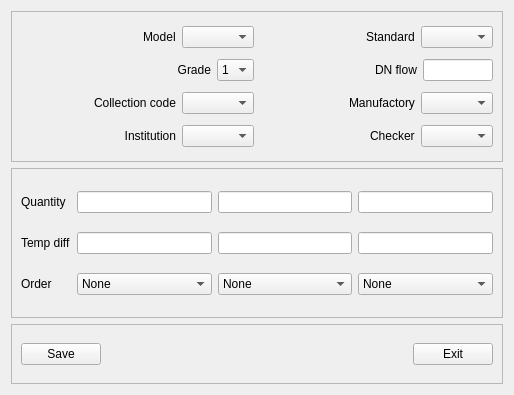
This is source/cmbverify/cmbparam.ui in flimmy78/qtverify as Qt 5 draws it before an edit. The edited form follows.
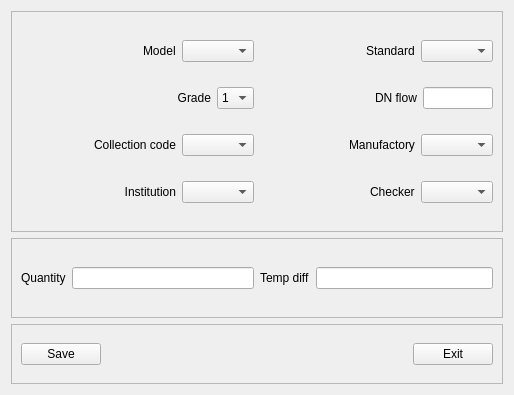
This is the edited form.

The edit to the form file:
```diff
--- a/source/cmbverify/cmbparam.ui
+++ b/source/cmbverify/cmbparam.ui
@@ -301,123 +301,46 @@
    </item>
    <item>
     <widget class="QFrame" name="frame">
+     <property name="maximumSize">
+      <size>
+       <width>16777215</width>
+       <height>80</height>
+      </size>
+     </property>
      <property name="frameShape">
       <enum>QFrame::StyledPanel</enum>
      </property>
      <property name="frameShadow">
       <enum>QFrame::Raised</enum>
      </property>
-     <layout class="QGridLayout" name="gridLayout">
-      <item row="0" column="0">
-       <widget class="QLabel" name="label_8">
-        <property name="text">
-         <string>Quantity</string>
-        </property>
-       </widget>
-      </item>
-      <item row="0" column="1">
-       <widget class="QLineEdit" name="lineEdit_quan_1"/>
-      </item>
-      <item row="0" column="2">
-       <widget class="QLineEdit" name="lineEdit_quan_2"/>
-      </item>
-      <item row="0" column="3">
-       <widget class="QLineEdit" name="lineEdit_quan_3"/>
-      </item>
-      <item row="1" column="0">
-       <widget class="QLabel" name="label_9">
-        <property name="text">
-         <string>Temp diff</string>
-        </property>
-       </widget>
-      </item>
-      <item row="1" column="1">
-       <widget class="QLineEdit" name="lineEdit_temp_1"/>
-      </item>
-      <item row="1" column="2">
-       <widget class="QLineEdit" name="lineEdit_temp_2"/>
-      </item>
-      <item row="1" column="3">
-       <widget class="QLineEdit" name="lineEdit_temp_3"/>
-      </item>
-      <item row="2" column="0">
-       <widget class="QLabel" name="label_10">
-        <property name="text">
-         <string>Order</string>
-        </property>
-       </widget>
-      </item>
-      <item row="2" column="1">
-       <widget class="QComboBox" name="cbox_seq_1">
+     <layout class="QHBoxLayout" name="horizontalLayout_16">
+      <item>
+       <layout class="QHBoxLayout" name="horizontalLayout_14">
         <item>
-         <property name="text">
-          <string>None</string>
-         </property>
+         <widget class="QLabel" name="label_8">
+          <property name="text">
+           <string>Quantity</string>
+          </property>
+         </widget>
         </item>
         <item>
-         <property name="text">
-          <string>1</string>
-         </property>
+         <widget class="QLineEdit" name="lineEdit_quan"/>
         </item>
-        <item>
-         <property name="text">
-          <string>2</string>
-         </property>
-        </item>
-        <item>
-         <property name="text">
-          <string>3</string>
-         </property>
-        </item>
-       </widget>
+       </layout>
       </item>
-      <item row="2" column="2">
-       <widget class="QComboBox" name="cbox_seq_2">
+      <item>
+       <layout class="QHBoxLayout" name="horizontalLayout_15">
         <item>
-         <property name="text">
-          <string>None</string>
-         </property>
+         <widget class="QLabel" name="label_9">
+          <property name="text">
+           <string>Temp diff</string>
+          </property>
+         </widget>
         </item>
         <item>
-         <property name="text">
-          <string>1</string>
-         </property>
+         <widget class="QLineEdit" name="lineEdit_temp_diff"/>
         </item>
-        <item>
-         <property name="text">
-          <string>2</string>
-         </property>
-        </item>
-        <item>
-         <property name="text">
-          <string>3</string>
-         </property>
-        </item>
-       </widget>
-      </item>
-      <item row="2" column="3">
-       <widget class="QComboBox" name="cbox_seq_3">
-        <item>
-         <property name="text">
-          <string>None</string>
-         </property>
-        </item>
-        <item>
-         <property name="text">
-          <string>1</string>
-         </property>
-        </item>
-        <item>
-         <property name="text">
-          <string>2</string>
-         </property>
-        </item>
-        <item>
-         <property name="text">
-          <string>3</string>
-         </property>
-        </item>
-       </widget>
+       </layout>
       </item>
      </layout>
     </widget>
```
